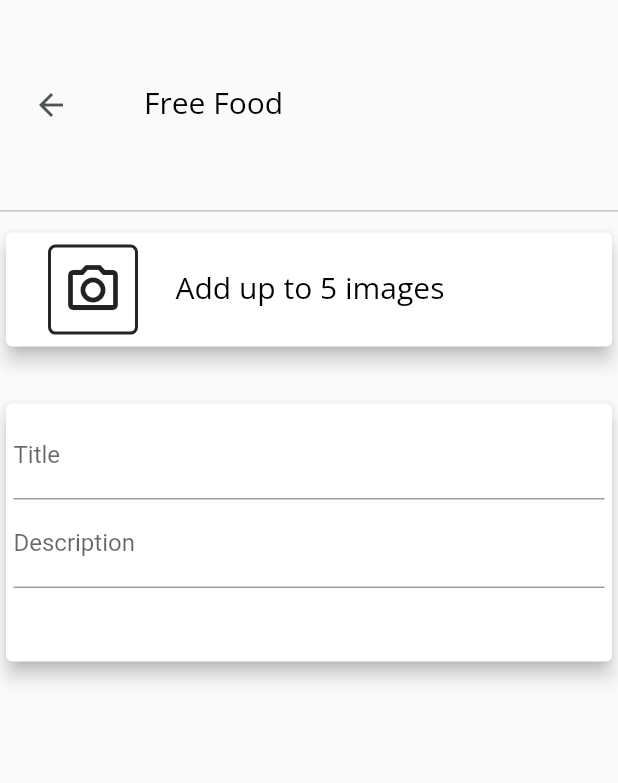
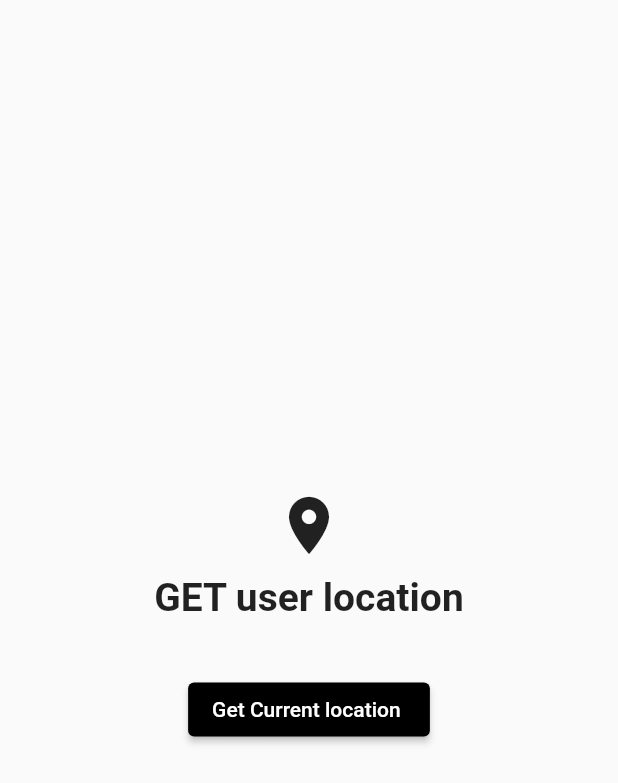
Before and after one commit to Cura-waste-management-app/Frontend, a Flutter app: the screen it shows after launch, on a phone screen of 412 x 824 dp. Shown: the top 783 px of the screen. Run offline on Flutter 3.47's test engine with Material 2 defaults, Android fonts, the phone set to English and light mode, and no system bars; our stand-ins replace geolocator, google_fonts, google_nav_bar.

Commit message:
Added basic location service fetches user location at real time

```diff
--- /dev/null
+++ b/lib/features/location/location.dart
@@ -0,0 +1,80 @@
+import 'package:cura_frontend/common/error_screen.dart';
+import 'package:flutter/material.dart';
+import 'package:geolocator/geolocator.dart';
+
+class Location extends StatefulWidget {
+  const Location({super.key});
+  static const routeName = '/location-screen';
+
+  @override
+  // ignore: library_private_types_in_public_api
+  _LocationState createState() => _LocationState();
+}
+
+class _LocationState extends State<Location> {
+  var locationMesaage = "";
+
+  void getCuurentLocation() async {
+    LocationPermission permission = await Geolocator.checkPermission();
+    if (permission == LocationPermission.denied) {
+      permission = await Geolocator.requestPermission();
+      if (permission == LocationPermission.denied) {
+        // ignore: use_build_context_synchronously
+        Navigator.of(context).push(MaterialPageRoute(builder: (context) {
+          return const ErrorScreen(error: "LOCATION PERMISION NOT GIVEN");
+        }));
+      }
+    }
+    var position = await Geolocator.getCurrentPosition(
+        desiredAccuracy: LocationAccuracy.high);
+    var lastPosition = await Geolocator.getLastKnownPosition();
+    // ignore: avoid_print
+    print(lastPosition);
+
+    setState(() {
+      locationMesaage = "$position.latitude, $position.longitude";
+    });
+  }
+
+  @override
+  Widget build(BuildContext context) {
+    // ignore: avoid_unnecessary_containers
+    return Scaffold(
+      body: Center(
+        child: Column(
+          mainAxisAlignment: MainAxisAlignment.center,
+          crossAxisAlignment: CrossAxisAlignment.center,
+          children: <Widget>[
+            // ignore: prefer_const_constructors
+            Icon(
+              Icons.location_on,
+              size: 46.0,
+            ),
+            const SizedBox(
+              height: 10.0,
+            ),
+            const Text(
+              'GET user location',
+              style: TextStyle(
+                fontSize: 26.0,
+                fontWeight: FontWeight.bold,
+              ),
+            ),
+            const SizedBox(
+              height: 20.0,
+            ),
+            // ignore: prefer_const_constructors
+            Text(locationMesaage),
+            ElevatedButton(
+                style: ElevatedButton.styleFrom(backgroundColor: Colors.black),
+                // ignore: prefer_const_constructors
+                onPressed: () {
+                  getCuurentLocation();
+                },
+                child: const Text('Get Current location '))
+          ],
+        ),
+      ),
+    );
+  }
+}
--- a/lib/main.dart
+++ b/lib/main.dart
@@ -1,9 +1,13 @@
+import 'dart:ui';
+
 import 'package:cura_frontend/features/addlisting/add_screen.dart';
+import 'package:cura_frontend/features/location/location.dart';
 import 'package:cura_frontend/router.dart';
 import 'package:flutter/material.dart';
 
 void main() {
   runApp(const MyApp());
+  DartPluginRegistrant.ensureInitialized();
 }
 
 class MyApp extends StatelessWidget {
@@ -27,7 +31,7 @@ class MyApp extends StatelessWidget {
         // is not restarted.
         primarySwatch: Colors.blue,
       ),
-      home: const AddListing(),
+      home: const Location(),
       onGenerateRoute: ((settings) => generateRoute(settings)),
     );
   }
--- a/lib/router.dart
+++ b/lib/router.dart
@@ -1,6 +1,7 @@
 import 'package:cura_frontend/features/addlisting/add_screen.dart';
 import 'package:cura_frontend/features/forum/forum.dart';
 import 'package:cura_frontend/features/home/home_listing.dart';
+import 'package:cura_frontend/features/location/location.dart';
 
 import 'package:flutter/material.dart';
 
@@ -23,6 +24,11 @@ Route<dynamic> generateRoute(RouteSettings settings) {
         return const Forum();
       });
 
+    case Location.routeName:
+      return MaterialPageRoute(builder: (ctx) {
+        return const Location();
+      });
+
     default:
       return MaterialPageRoute(builder: (ctx) {
         return const ErrorScreen(error: "This page doesn't exist");
--- a/pubspec.yaml
+++ b/pubspec.yaml
@@ -32,6 +32,7 @@ dependencies:
   cupertino_icons: ^1.0.2
   flutter:
     sdk: flutter
+  geolocator: ^9.0.2
   google_fonts: ^3.0.1
   google_nav_bar: ^5.0.6
 
```
Also changed, not shown: pubspec.lock, 4 other files.
